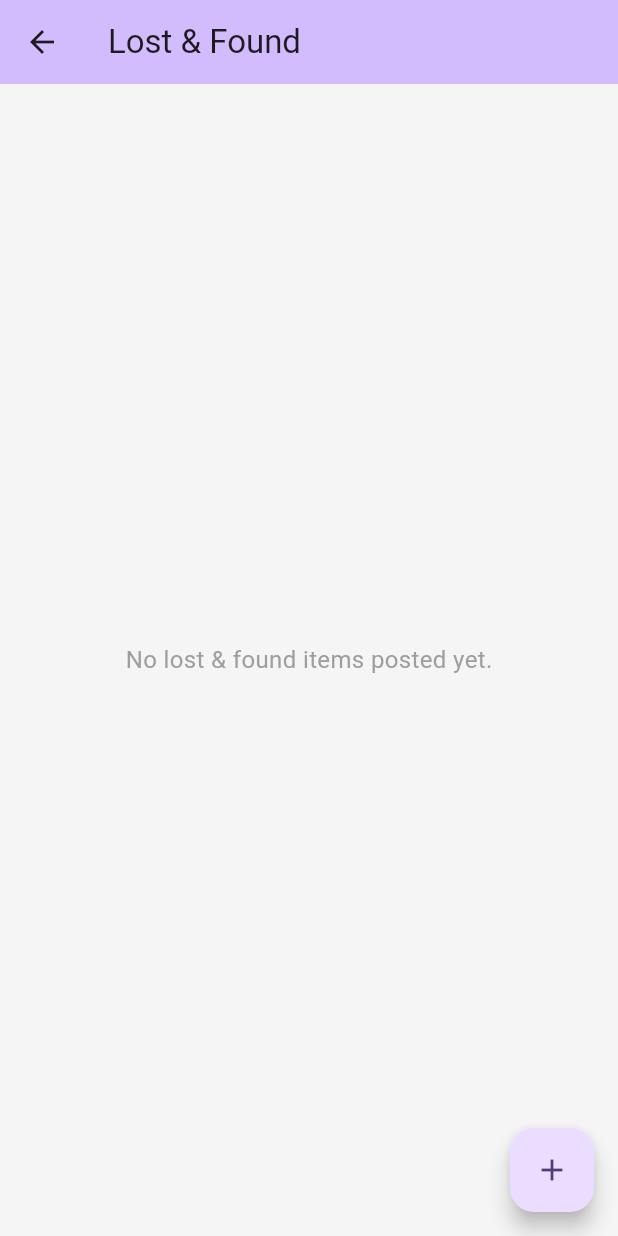
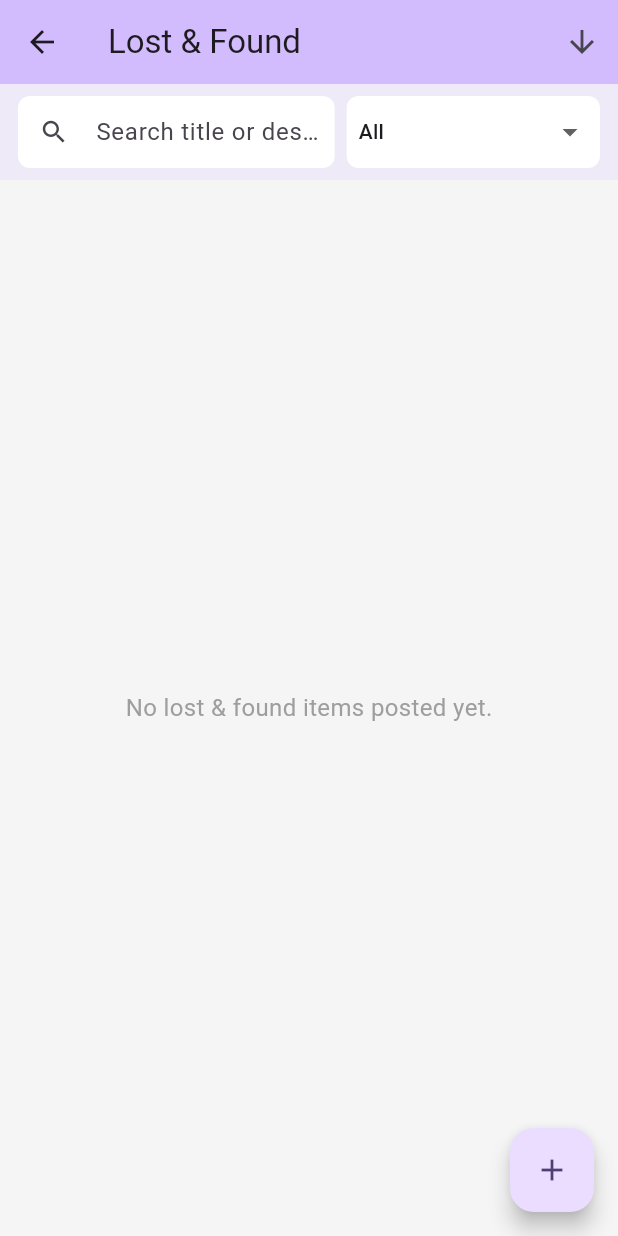
Before and after one commit to Radiation444/CollegeUtility, a Flutter app: the screen it shows once a user with an empty profile is signed in, after a tap on "Lost & Found", on a phone screen of 412 x 824 dp. Run offline on Flutter 3.47's test engine with Material 3 defaults, Android fonts, the phone set to English and light mode, and no system bars; our stand-ins replace cloud_firestore, firebase_auth, firebase_core, firebase_messaging, firebase_storage, flutter_dotenv and 4 more; missing offline and left inert: geoflutterfire_plus; accounts and stored records are empty.

Commit message:
Refactor post submission logic and enhance Lost & Found feed with search and filter features; update API service to handle optional image uploads

```diff
--- a/app/lib/lost_found_feed.dart
+++ b/app/lib/lost_found_feed.dart
@@ -4,8 +4,35 @@ import 'models/lost_found_post.dart';
 import 'widgets/lost_found_card.dart';
 import 'create_post_screen.dart';
 
-class LostFoundFeed extends StatelessWidget {
+class LostFoundFeed extends StatefulWidget {
   const LostFoundFeed({super.key});
+
+  @override
+  State<LostFoundFeed> createState() => _LostFoundFeedState();
+}
+
+class _LostFoundFeedState extends State<LostFoundFeed> {
+  // --- 1. STATE VARIABLES ---
+  String _searchQuery = '';
+  String _selectedCategory = 'All';
+  bool _sortDescending = true; // true = Newest first
+
+  final List<String> _categories = [
+    'All', 'Electronics', 'Documents', 'Clothing', 'Keys', 'Wallets', 'Books', 'Other'
+  ];
+
+  // --- 2. FIREBASE QUERY BUILDER ---
+  Stream<QuerySnapshot> _buildStream() {
+    Query query = FirebaseFirestore.instance.collection('lost_found_posts');
+
+    if (_selectedCategory != 'All') {
+      query = query.where('itemType', isEqualTo: _selectedCategory);
+    }
+
+    query = query.orderBy('createdAt', descending: _sortDescending);
+
+    return query.snapshots();
+  }
 
   @override
   Widget build(BuildContext context) {
@@ -15,20 +42,89 @@ class LostFoundFeed extends StatelessWidget {
         title: const Text('Lost & Found'),
         backgroundColor: Theme.of(context).colorScheme.inversePrimary,
         elevation: 0,
+        actions: [
+          // --- SORT TOGGLE BUTTON ---
+          IconButton(
+            icon: Icon(_sortDescending ? Icons.arrow_downward : Icons.arrow_upward),
+            tooltip: 'Sort by Date (Toggle)',
+            onPressed: () {
+              setState(() {
+                _sortDescending = !_sortDescending;
+              });
+            },
           ),
-      // StreamBuilder listens to Firestore in real-time
-      body: StreamBuilder<QuerySnapshot>(
-        stream: FirebaseFirestore.instance
-            .collection('lost_found_posts') // Your collection name
-            .orderBy('createdAt', descending: true) // Chronological sorting
-            .snapshots(),
+        ],
+      ),
+      body: Column(
+        children: [
+          // --- 3. SEARCH & FILTER UI ---
+          Container(
+            color: Theme.of(context).colorScheme.inversePrimary.withOpacity(0.2),
+            padding: const EdgeInsets.symmetric(horizontal: 12, vertical: 8),
+            child: Row(
+              children: [
+                // Search Bar
+                Expanded(
+                  flex: 5,
+                  child: TextField(
+                    decoration: InputDecoration(
+                      hintText: 'Search title or desc...',
+                      prefixIcon: const Icon(Icons.search, size: 20),
+                      filled: true,
+                      fillColor: Colors.white,
+                      contentPadding: const EdgeInsets.symmetric(vertical: 0),
+                      border: OutlineInputBorder(
+                        borderRadius: BorderRadius.circular(8),
+                        borderSide: BorderSide.none,
+                      ),
+                    ),
+                    onChanged: (value) {
+                      setState(() {
+                        _searchQuery = value.toLowerCase();
+                      });
+                    },
+                  ),
+                ),
+                const SizedBox(width: 8),
+                // Category Dropdown
+                Expanded(
+                  flex: 4,
+                  child: Container(
+                    padding: const EdgeInsets.symmetric(horizontal: 8),
+                    decoration: BoxDecoration(
+                      color: Colors.white,
+                      borderRadius: BorderRadius.circular(8),
+                    ),
+                    child: DropdownButtonHideUnderline(
+                      child: DropdownButton<String>(
+                        isExpanded: true,
+                        value: _selectedCategory,
+                        items: _categories.map((c) => DropdownMenuItem(value: c, child: Text(c, style: const TextStyle(fontSize: 14)))).toList(),
+                        onChanged: (v) {
+                          setState(() {
+                            _selectedCategory = v!;
+                          });
+                        },
+                      ),
+                    ),
+                  ),
+                ),
+              ],
+            ),
+          ),
+
+          // --- 4. FIREBASE STREAM ---
+          Expanded(
+            child: StreamBuilder<QuerySnapshot>(
+              stream: _buildStream(), // Using our custom builder method
               builder: (context, snapshot) {
                 if (snapshot.connectionState == ConnectionState.waiting) {
                   return const Center(child: CircularProgressIndicator());
                 }
 
                 if (snapshot.hasError) {
-            return const Center(child: Text('Error loading posts.'));
+                  debugPrint("StreamBuilder Error: ${snapshot.error}");
+                  return Center(child: Text('Error loading posts.\nCheck console for Firebase Index links!'));
                 }
 
                 if (!snapshot.hasData || snapshot.data!.docs.isEmpty) {
@@ -37,19 +133,40 @@ class LostFoundFeed extends StatelessWidget {
                   );
                 }
 
-          final posts = snapshot.data!.docs;
+                // --- 5. LOCAL TEXT SEARCH FILTERING ---
+                var rawDocs = snapshot.data!.docs;
+                var filteredDocs = rawDocs;
 
+                if (_searchQuery.isNotEmpty) {
+                  filteredDocs = rawDocs.where((doc) {
+                    var data = doc.data() as Map<String, dynamic>;
+                    var title = (data['title'] ?? '').toString().toLowerCase();
+                    var desc = (data['description'] ?? '').toString().toLowerCase();
+                    return title.contains(_searchQuery) || desc.contains(_searchQuery);
+                  }).toList();
+                }
+
+                if (filteredDocs.isEmpty) {
+                  return const Center(
+                    child: Text('No items match your search.', style: TextStyle(color: Colors.grey, fontSize: 16)),
+                  );
+                }
+
+                // --- 6. BUILD THE LIST (Using existing custom widgets) ---
                 return ListView.builder(
                   physics: const BouncingScrollPhysics(),
-            itemCount: posts.length,
+                  itemCount: filteredDocs.length,
                   itemBuilder: (context, index) {
-              final doc = posts[index];
+                    final doc = filteredDocs[index];
                     final post = LostFoundPost.fromMap(doc.data() as Map<String, dynamic>, doc.id);
 
                     return LostFoundCard(post: post);
                   },
                 );
               },
+            ),
+          ),
+        ],
       ),
       floatingActionButton: FloatingActionButton(
         onPressed: () {
--- a/app/lib/services/api_service.dart
+++ b/app/lib/services/api_service.dart
@@ -8,9 +8,10 @@ class ApiService {
   static const String baseUrl = 'http://10.0.2.2:8000';
 
   static Future<bool> uploadItem({
-    required File imageFile,
+    File? imageFile,
     required String status,
     required String category,
+    required String description,
   }) async {
     try {
       final user = FirebaseAuth.instance.currentUser;
@@ -38,7 +39,7 @@ class ApiService {
       request.files.add(
         await http.MultipartFile.fromPath(
           'file',
-          imageFile.path,
+          imageFile!.path,
         ),
       );
 
```
Also changed, not shown: app/lib/create_post_screen.dart (+18 -11 lines), project_metrics_report.txt (added, +141 -0 lines), 1 other file. Lines whose indentation alone changed are shown as unchanged.
